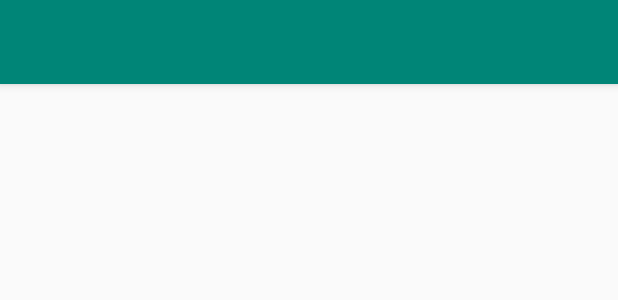
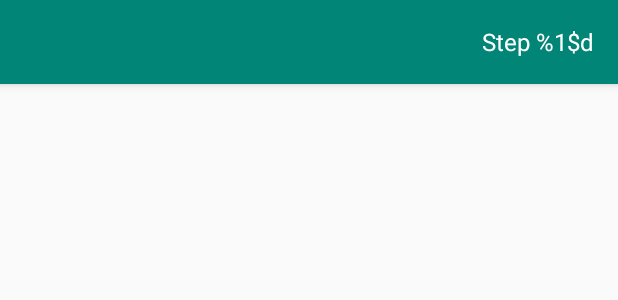
Before and after one commit to AKJAW/Wiki-Game-MVI, an Android app: the layout activity_main.xml on its own in the app's theme, with its tools: preview values and no code run, on a phone screen of 412 x 824 dp. Shown: the top 300 px of the screen. Run offline under Robolectric (Android 15) with nearby library versions, the phone set to English and light mode, and no system bars.

Commit message:
added toolbar_steps to main_activity toolbar which contains the number of steps. It is updated in GameFragment render method and gets hidden in VictoryFragment

```diff
--- a/app/src/main/java/com/akjaw/wikigamemvi/MainActivity.kt
+++ b/app/src/main/java/com/akjaw/wikigamemvi/MainActivity.kt
@@ -33,11 +33,6 @@ class MainActivity : AppCompatActivity() {
             .commit()
 
         setSupportActionBar(toolbar)
-
-        val viewModel = ViewModelProviders
-            .of(this, injector.gameViewModelFactory())
-            .get(GameViewModel::class.java)
-
     }
 
 //    override fun onResume() {
--- a/app/src/main/java/com/akjaw/wikigamemvi/ui/victory/VictoryFragment.kt
+++ b/app/src/main/java/com/akjaw/wikigamemvi/ui/victory/VictoryFragment.kt
@@ -4,6 +4,8 @@ import android.os.Bundle
 import android.view.LayoutInflater
 import android.view.View
 import android.view.ViewGroup
+import android.widget.TextView
+import androidx.core.view.isVisible
 import androidx.fragment.app.Fragment
 import androidx.lifecycle.ViewModelProviders
 import com.akjaw.wikigamemvi.R
@@ -54,6 +56,10 @@ class VictoryFragment: Fragment(){
 
         val stepsText = resources.getString(R.string.victory_steps, state.numberOfSteps)
         victory_steps_text_view.text = stepsText
+
+        activity?.findViewById<TextView>(R.id.toolbar_steps)?.apply {
+            isVisible = false
+        }
     }
 
     override fun onPause() {
--- a/app/src/main/res/layout/activity_main.xml
+++ b/app/src/main/res/layout/activity_main.xml
@@ -19,7 +19,20 @@
             android:background="?attr/colorPrimary"
             android:minHeight="?attr/actionBarSize"
             android:theme="@style/ToolBarStyle"
-            app:popupTheme="@style/ThemeOverlay.AppCompat.Light" />
+            app:popupTheme="@style/ThemeOverlay.AppCompat.Light" >
+            <TextView
+                android:id="@+id/toolbar_steps"
+                android:layout_gravity="end"
+                android:layout_width="wrap_content"
+                android:layout_height="wrap_content"
+                android:layout_marginEnd="16dp"
+                android:textSize="16sp"
+                android:textColor="@android:color/white"
+                android:text="@string/toolbar_step"
+
+                />
+        </androidx.appcompat.widget.Toolbar>
+
     </com.google.android.material.appbar.AppBarLayout>
 
     <FrameLayout
--- a/app/src/main/res/values/strings.xml
+++ b/app/src/main/res/values/strings.xml
@@ -4,4 +4,5 @@
     <string name="current_article">Current article</string>
     <string name="victory_header">You have Won!</string>
     <string name="victory_steps">It took you %1$d steps to reach your target</string>
+    <string name="toolbar_step">Step %1$d</string>
 </resources>
--- a/data/src/main/java/com/akjaw/data/repository/WikipediaApi.kt
+++ b/data/src/main/java/com/akjaw/data/repository/WikipediaApi.kt
@@ -13,7 +13,7 @@ interface WikipediaApi {
 
 class MockWikipediaApiImpl @Inject constructor(): WikipediaApi {
     private val articles = listOf(
-        WikiResponse(name = "First", outgoingTitles = listOf("Third")),
+        WikiResponse(name = "First", outgoingTitles = listOf("Third", "Fourth")),
         WikiResponse(
             name = "Second",
             outgoingTitles = listOf("Fourth", "First")
@@ -22,7 +22,7 @@ class MockWikipediaApiImpl @Inject constructor(): WikipediaApi {
             name = "Third",
             outgoingTitles = listOf("Fourth", "Second")
         ),
-        WikiResponse(name = "Fourth", outgoingTitles = listOf("First"))
+        WikiResponse(name = "Fourth", outgoingTitles = listOf("First", "Third"))
     )
 
     override fun randomArticle(): Single<WikiResponse> {
```
Also changed, not shown: app/src/main/java/com/akjaw/wikigamemvi/ui/game/GameFragment.kt (+6 -1 lines).
